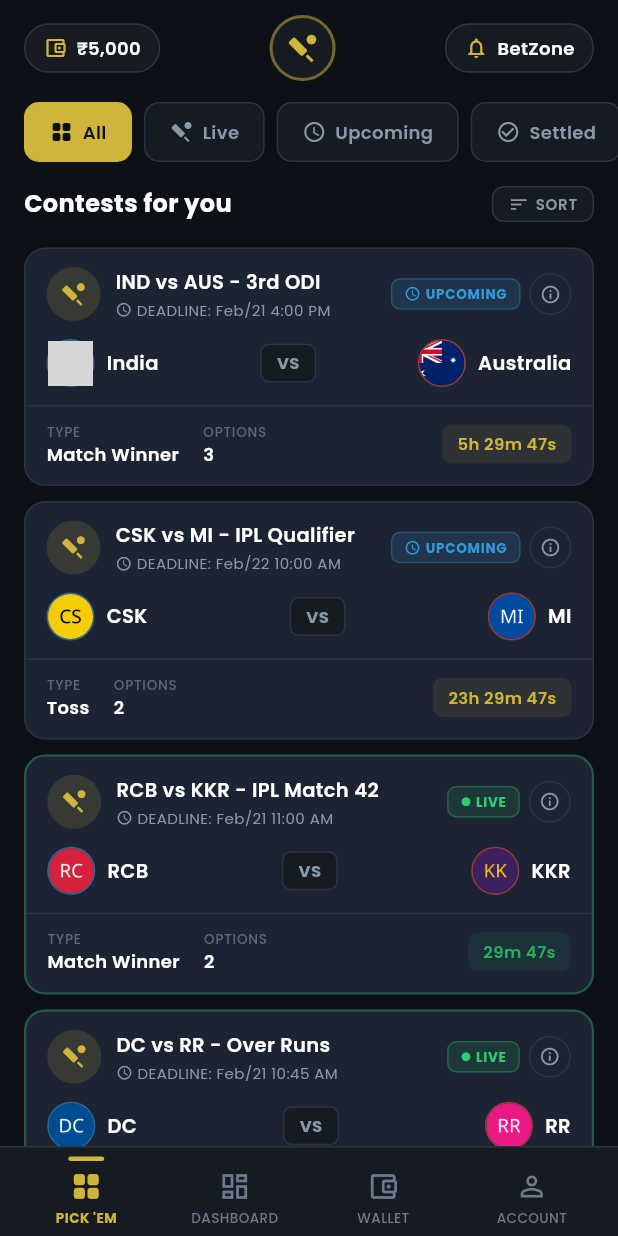
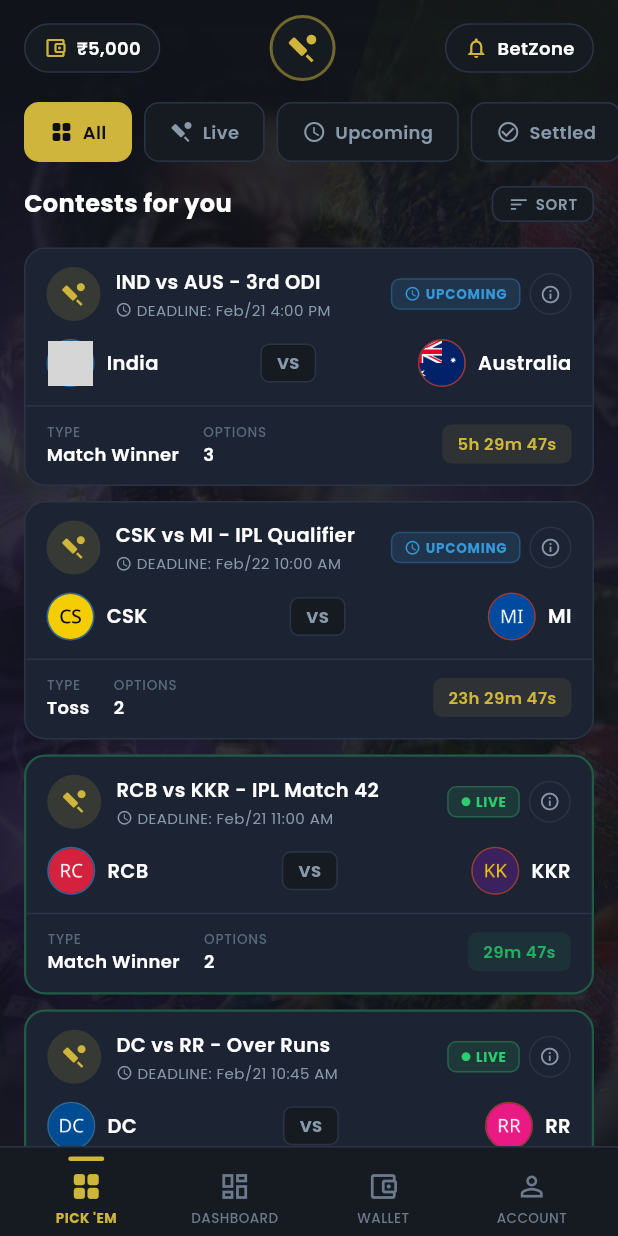
Before and after one commit to ashishsrivastava14/Betting_App, a Flutter app: the HomeScreen screen opened by its route, on a phone screen of 412 x 824 dp. Run offline on Flutter 3.47's test engine with Material 3 defaults, Android fonts, the phone set to English and light mode, and no system bars; our stand-ins replace fl_chart, go_router, google_fonts, pin_code_fields, shimmer; accounts and stored records are empty; grey boxes are pictures that could not be loaded.

```diff
--- a/lib/screens/user/dashboard_screen.dart
+++ b/lib/screens/user/dashboard_screen.dart
@@ -27,8 +27,16 @@
     final totalLost = betProvider.getTotalLostForUser(user.id);
 
     return Scaffold(
-      body: SafeArea(
-        child: RefreshIndicator(
+      body: Container(
+        decoration: const BoxDecoration(
+          image: DecorationImage(
+            image: AssetImage('assets/images/bg-images.png'),
+            fit: BoxFit.cover,
+            opacity: 0.15,
+          ),
+        ),
+        child: SafeArea(
+          child: RefreshIndicator(
           color: AppColors.accent,
           backgroundColor: AppColors.card,
           onRefresh: () async {
@@ -236,6 +244,7 @@
             ),
           ),
         ),
+        ),
       ),
     );
   }
--- a/lib/screens/user/home_screen.dart
+++ b/lib/screens/user/home_screen.dart
@@ -51,8 +51,89 @@
     final eventProvider = context.watch<EventProvider>();
 
     return Scaffold(
-      body: SafeArea(
-        child: Column(
+      body: Stack(
+        children: [
+          // ── Collage Background ──
+          Positioned.fill(
+            child: Image.asset(
+              'assets/images/bg-images.png',
+              fit: BoxFit.cover,
+              opacity: const AlwaysStoppedAnimation(0.12),
+            ),
+          ),
+          Positioned(
+            top: -20,
+            right: -30,
+            width: 210,
+            height: 210,
+            child: Transform.rotate(
+              angle: 0.3,
+              child: Image.asset(
+                'assets/images/cricket_bg.jpg',
+                fit: BoxFit.cover,
+                opacity: const AlwaysStoppedAnimation(0.09),
+              ),
+            ),
+          ),
+          Positioned(
+            top: 200,
+            left: -40,
+            width: 190,
+            height: 190,
+            child: Transform.rotate(
+              angle: -0.25,
+              child: Image.asset(
+                'assets/images/bg-images.png',
+                fit: BoxFit.cover,
+                opacity: const AlwaysStoppedAnimation(0.08),
+              ),
+            ),
+          ),
+          Positioned(
+            top: 380,
+            right: -20,
+            width: 200,
+            height: 200,
+            child: Transform.rotate(
+              angle: 0.15,
+              child: Image.asset(
+                'assets/images/cricket_bg.jpg',
+                fit: BoxFit.cover,
+                opacity: const AlwaysStoppedAnimation(0.09),
+              ),
+            ),
+          ),
+          Positioned(
+            bottom: 80,
+            left: -20,
+            width: 220,
+            height: 220,
+            child: Transform.rotate(
+              angle: -0.2,
+              child: Image.asset(
+                'assets/images/bg-images.png',
+                fit: BoxFit.cover,
+                opacity: const AlwaysStoppedAnimation(0.08),
+              ),
+            ),
+          ),
+          Positioned(
+            bottom: 60,
+            right: -30,
+            width: 185,
+            height: 185,
+            child: Transform.rotate(
+              angle: 0.35,
+              child: Image.asset(
+                'assets/images/cricket_bg.jpg',
+                fit: BoxFit.cover,
+                opacity: const AlwaysStoppedAnimation(0.07),
+              ),
+            ),
+          ),
+          // ── Main Content ──
+          SafeArea(
+            child: Column(
           children: [
             // ── Top Bar ──
             Padding(
@@ -212,6 +293,8 @@
           ],
         ),
       ),
+        ],
+      ),
     );
   }
 
```
Also changed, not shown: assets/images/bg-images.png (added).
